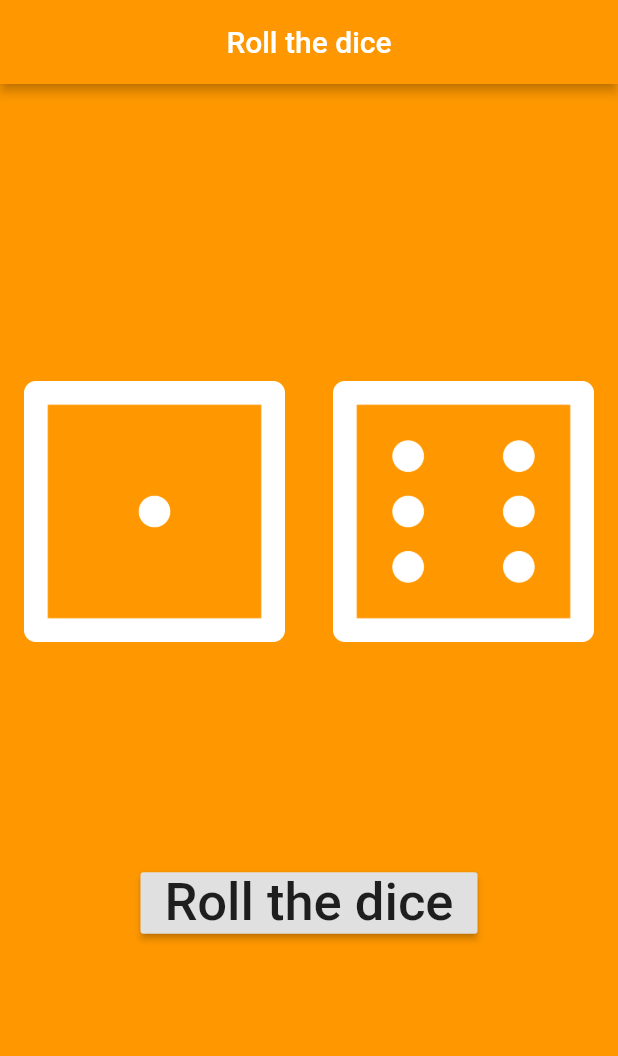
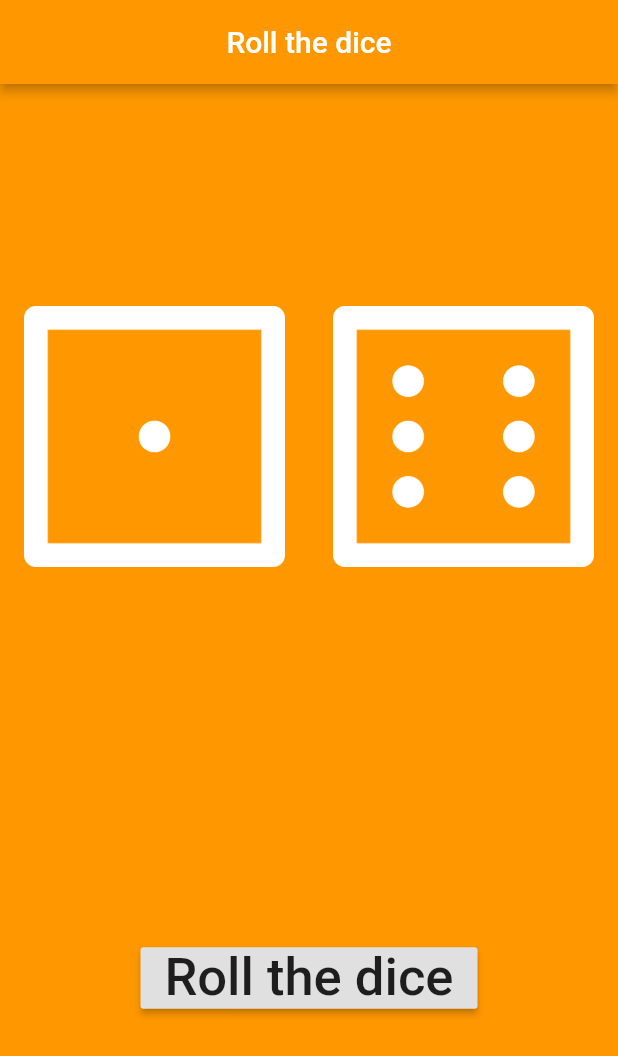
Before and after one commit to judexes/roll-the-dice, a Flutter app: the screen it shows after launch, on a phone screen of 412 x 824 dp. Shown: the top 1056 px of the screen. Run offline on Flutter 3.47's test engine with Material 2 defaults, Android fonts, the phone set to English and light mode, and no system bars.

Commit message:
Random fix

```diff
--- a/lib/main.dart
+++ b/lib/main.dart
@@ -54,7 +54,7 @@ class _DicePageState extends State<DicePage> {
             ],
           ),
 
-          const SizedBox(height: 150),
+          const SizedBox(height: 250),
           RaisedButton(
             onPressed: () {
               setState(() {
```
